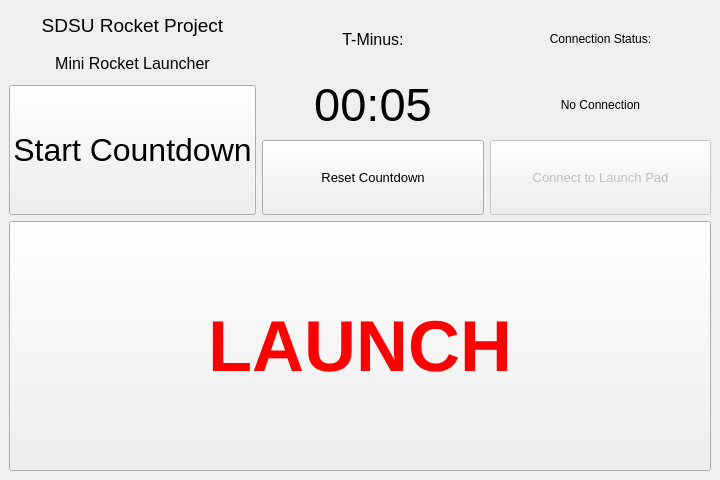
Qt form miniRocketv3.ui (Kheirlb/MiniRocket) before a commit.
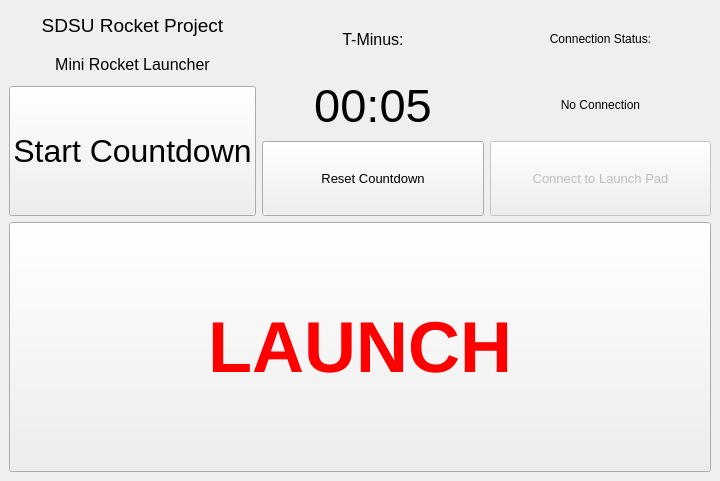
The same form after that commit.

```diff
--- a/miniRocketv3.ui
+++ b/miniRocketv3.ui
@@ -7,7 +7,7 @@
     <x>0</x>
     <y>0</y>
     <width>720</width>
-    <height>480</height>
+    <height>481</height>
    </rect>
   </property>
   <property name="windowTitle">
```
